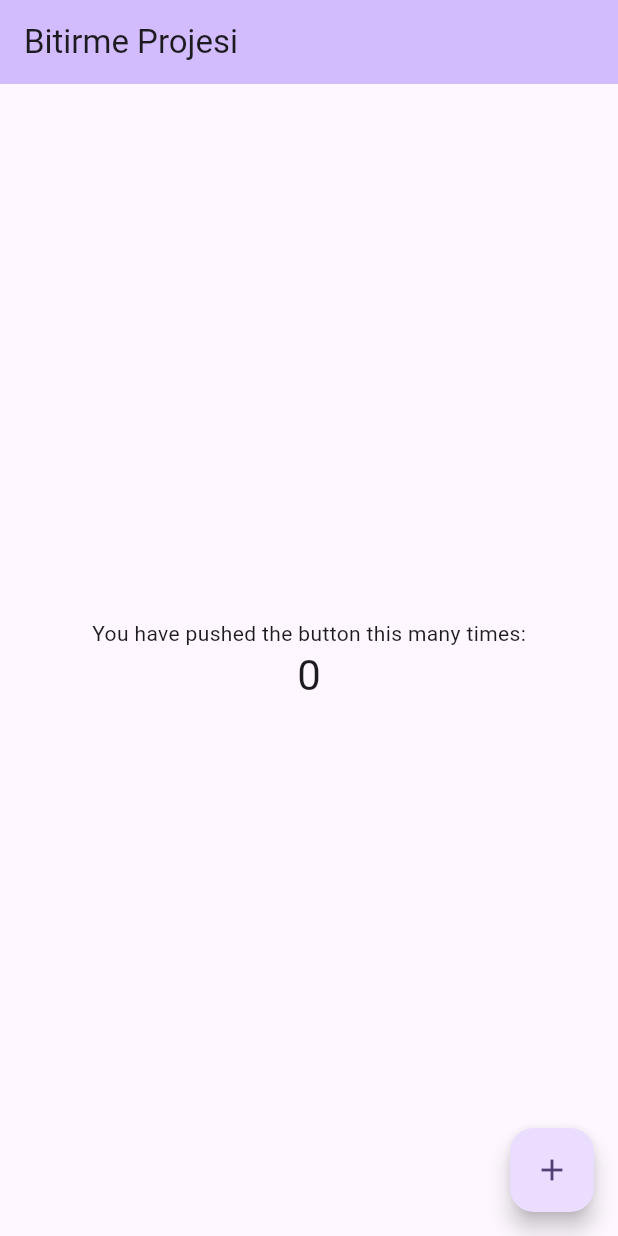
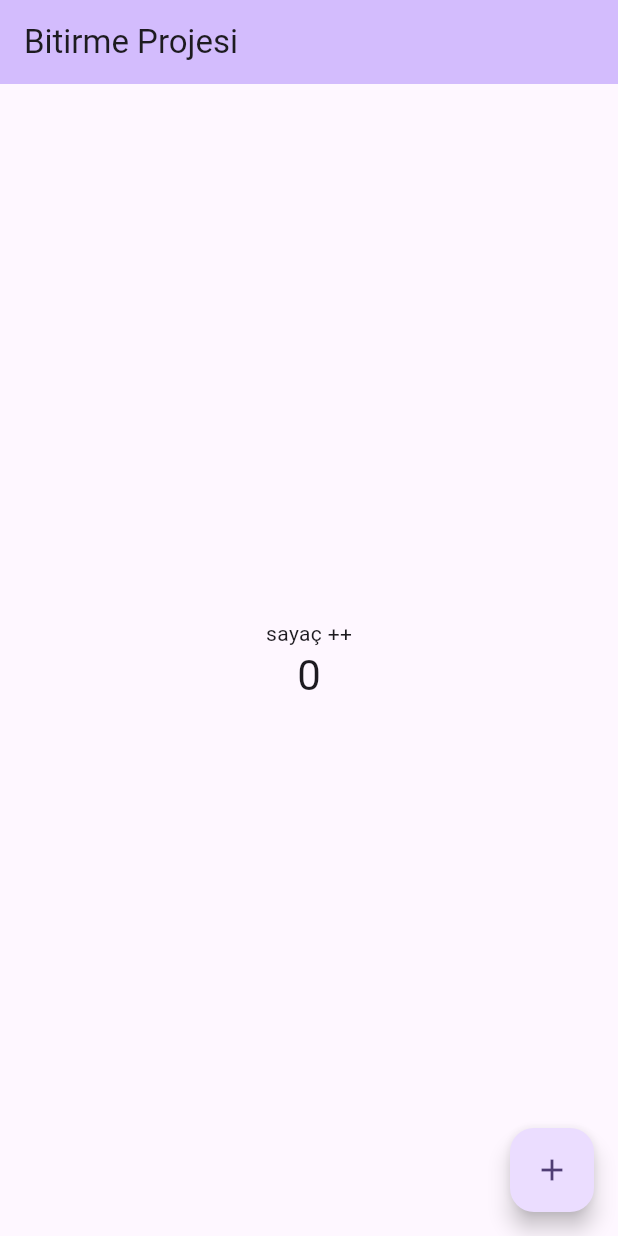
Before and after one commit to kaanertugrulkoc/butceFinans, a Flutter app: the screen it shows after launch, on a phone screen of 412 x 824 dp. Run offline on Flutter 3.47's test engine with Material 3 defaults, Android fonts, the phone set to English and light mode, and no system bars.

Commit message:
Update main.dart

```diff
--- a/lib/main.dart
+++ b/lib/main.dart
@@ -51,7 +51,7 @@ class _MyHomePageState extends State<MyHomePage> {
           mainAxisAlignment: MainAxisAlignment.center,
           children: <Widget>[
             const Text(
-              'You have pushed the button this many times:',
+              'sayaç ++',
             ),
             Text(
               '$_counter',
```
